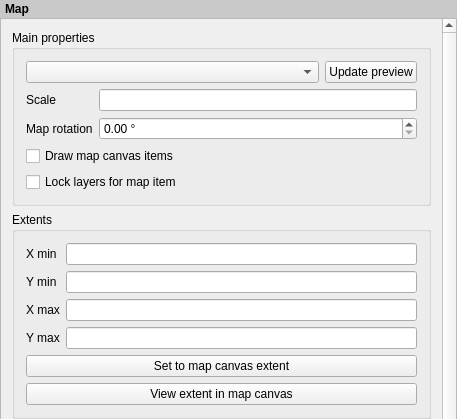
This is src/ui/qgscomposermapwidgetbase.ui in carsmie/QGIS as Qt 5 draws it before an edit; both pictures show x 0 to 457 and y 0 to 419 of the 457 by 1086 pixel window. The edited form follows.
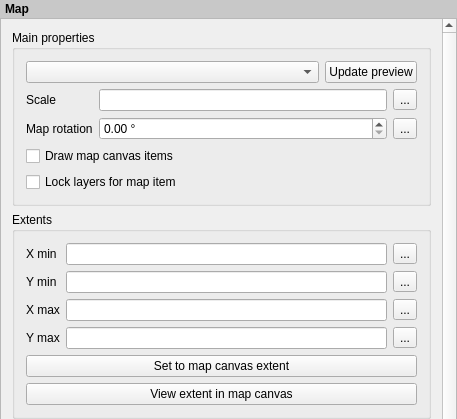
This is the edited form. Custom widgets are drawn as their Qt base class.

Commit message: [FEATURE][composer] Data defined map scale, rotation and extents. Funded by Canton of Neuchâtel, Switzerland

Patch:
```diff
--- a/src/ui/qgscomposermapwidgetbase.ui
+++ b/src/ui/qgscomposermapwidgetbase.ui
@@ -63,9 +63,9 @@
       <property name="geometry">
        <rect>
         <x>0</x>
-        <y>-348</y>
-        <width>438</width>
-        <height>1415</height>
+        <y>0</y>
+        <width>439</width>
+        <height>1711</height>
        </rect>
       </property>
       <property name="sizePolicy">
@@ -87,12 +87,6 @@
           <bool>false</bool>
          </property>
          <layout class="QFormLayout" name="formLayout">
-          <property name="fieldGrowthPolicy">
-           <enum>QFormLayout::AllNonFixedFieldsGrow</enum>
-          </property>
-          <property name="labelAlignment">
-           <set>Qt::AlignLeading|Qt::AlignLeft|Qt::AlignVCenter</set>
-          </property>
           <item row="0" column="0" colspan="2">
            <layout class="QHBoxLayout" name="horizontalLayout_2">
             <item>
@@ -125,12 +119,23 @@
            </widget>
           </item>
           <item row="1" column="1">
+           <layout class="QHBoxLayout" name="horizontalLayout_6">
+            <item>
            <widget class="QLineEdit" name="mScaleLineEdit">
             <property name="inputMask">
              <string/>
             </property>
            </widget>
           </item>
+            <item>
+             <widget class="QgsDataDefinedButton" name="mScaleDDBtn">
+              <property name="text">
+               <string>...</string>
+              </property>
+             </widget>
+            </item>
+           </layout>
+          </item>
           <item row="2" column="0">
            <widget class="QLabel" name="mMapRotationLabel">
             <property name="text">
@@ -139,6 +144,8 @@
            </widget>
           </item>
           <item row="2" column="1">
+           <layout class="QHBoxLayout" name="horizontalLayout_7">
+            <item>
            <widget class="QDoubleSpinBox" name="mMapRotationSpinBox">
             <property name="suffix">
              <string> °</string>
@@ -148,6 +155,15 @@
             </property>
            </widget>
           </item>
+            <item>
+             <widget class="QgsDataDefinedButton" name="mMapRotationDDBtn">
+              <property name="text">
+               <string>...</string>
+              </property>
+             </widget>
+            </item>
+           </layout>
+          </item>
           <item row="3" column="0" colspan="2">
            <widget class="QCheckBox" name="mDrawCanvasItemsCheckBox">
             <property name="text">
@@ -200,8 +216,19 @@
            </widget>
           </item>
           <item row="0" column="1">
+           <layout class="QHBoxLayout" name="horizontalLayout">
+            <item>
            <widget class="QLineEdit" name="mXMinLineEdit"/>
           </item>
+            <item>
+             <widget class="QgsDataDefinedButton" name="mXMinDDBtn">
+              <property name="text">
+               <string>...</string>
+              </property>
+             </widget>
+            </item>
+           </layout>
+          </item>
           <item row="1" column="0">
            <widget class="QLabel" name="mYMinLabel">
             <property name="text">
@@ -216,8 +243,19 @@
            </widget>
           </item>
           <item row="1" column="1">
+           <layout class="QHBoxLayout" name="horizontalLayout_3">
+            <item>
            <widget class="QLineEdit" name="mYMinLineEdit"/>
           </item>
+            <item>
+             <widget class="QgsDataDefinedButton" name="mYMinDDBtn">
+              <property name="text">
+               <string>...</string>
+              </property>
+             </widget>
+            </item>
+           </layout>
+          </item>
           <item row="2" column="0">
            <widget class="QLabel" name="mXMaxLabel">
             <property name="text">
@@ -232,8 +270,19 @@
            </widget>
           </item>
           <item row="2" column="1">
+           <layout class="QHBoxLayout" name="horizontalLayout_4">
+            <item>
            <widget class="QLineEdit" name="mXMaxLineEdit"/>
           </item>
+            <item>
+             <widget class="QgsDataDefinedButton" name="mXMaxDDBtn">
+              <property name="text">
+               <string>...</string>
+              </property>
+             </widget>
+            </item>
+           </layout>
+          </item>
           <item row="3" column="0">
            <widget class="QLabel" name="mYMaxLabel">
             <property name="text">
@@ -248,8 +297,19 @@
            </widget>
           </item>
           <item row="3" column="1">
+           <layout class="QHBoxLayout" name="horizontalLayout_5">
+            <item>
            <widget class="QLineEdit" name="mYMaxLineEdit"/>
           </item>
+            <item>
+             <widget class="QgsDataDefinedButton" name="mYMaxDDBtn">
+              <property name="text">
+               <string>...</string>
+              </property>
+             </widget>
+            </item>
+           </layout>
+          </item>
           <item row="4" column="0" colspan="2">
            <widget class="QPushButton" name="mSetToMapCanvasExtentButton">
             <property name="text">
@@ -883,6 +943,11 @@
    <extends>QPushButton</extends>
    <header>qgscolorbutton.h</header>
   </customwidget>
+  <customwidget>
+   <class>QgsDataDefinedButton</class>
+   <extends>QToolButton</extends>
+   <header>qgsdatadefinedbutton.h</header>
+  </customwidget>
   <customwidget>
    <class>QgsBlendModeComboBox</class>
    <extends>QComboBox</extends>
```
Left out of the diff: 13 changed lines with no effect on the pictures. Lines whose indentation alone changed are shown as unchanged. The commit also changes 5 other files.
